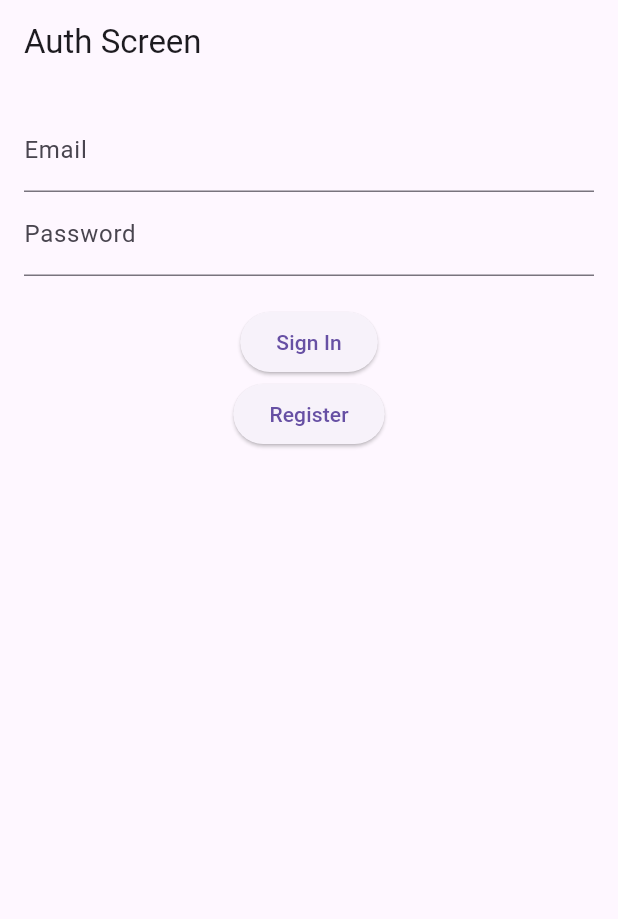
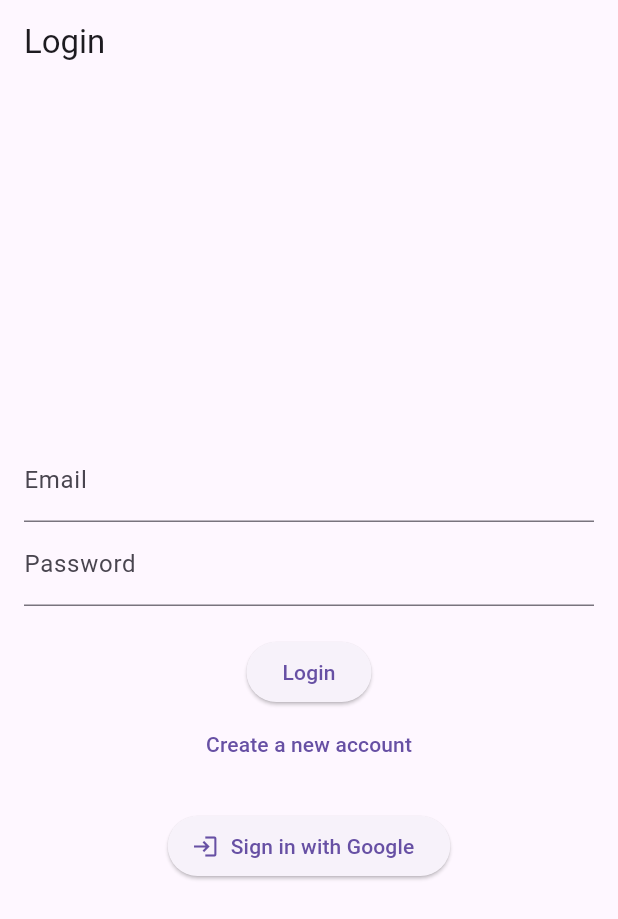
Before and after one commit to chimaras/moneycurrent, a Flutter app: the screen it shows after launch, on a phone screen of 412 x 824 dp. Shown: the top 919 px of the screen. Run offline on Flutter 3.47's test engine with Material 3 defaults, Android fonts, the phone set to English and light mode, and no system bars; our stand-ins replace firebase_auth, firebase_core, fluttertoast, google_sign_in; accounts and stored records are empty.

Commit message:
Mejora de diseño y funcionalidad de auth_screen con inicio de sesión y registro mediante Google y correo

```diff
--- a/lib/screens/auth_screen.dart
+++ b/lib/screens/auth_screen.dart
@@ -1,5 +1,6 @@
 import 'package:flutter/material.dart';
 import 'package:firebase_auth/firebase_auth.dart';
+import 'package:google_sign_in/google_sign_in.dart';
 
 class AuthScreen extends StatefulWidget {
   @override
@@ -8,52 +9,63 @@ class AuthScreen extends StatefulWidget {
 
 class _AuthScreenState extends State<AuthScreen> {
   final FirebaseAuth _auth = FirebaseAuth.instance;
+  final GoogleSignIn _googleSignIn = GoogleSignIn();
   final TextEditingController _emailController = TextEditingController();
   final TextEditingController _passwordController = TextEditingController();
+  bool _isLogin = true;
 
-  void _signIn() async {
+  void _submit() async {
     try {
-      UserCredential userCredential = await _auth.signInWithEmailAndPassword(
+      if (_isLogin) {
+        await _auth.signInWithEmailAndPassword(
           email: _emailController.text,
           password: _passwordController.text,
         );
-      print('Signed in: ${userCredential.user?.email}');
         Navigator.of(context).pushReplacement(MaterialPageRoute(builder: (context) => HomePage()));
+      } else {
+        await _auth.createUserWithEmailAndPassword(
+          email: _emailController.text,
+          password: _passwordController.text,
+        );
+        Navigator.of(context).pushReplacement(MaterialPageRoute(builder: (context) => HomePage()));
+      }
     } catch (e) {
-      print('Error: $e');
-      _showErrorToast('Failed to sign in: $e');
+      ScaffoldMessenger.of(context).showSnackBar(SnackBar(content: Text('Error: $e')));
     }
   }
 
-  void _register() async {
+  Future<void> _signInWithGoogle() async {
     try {
-      UserCredential userCredential = await _auth.createUserWithEmailAndPassword(
-        email: _emailController.text,
-        password: _passwordController.text,
+      final GoogleSignInAccount? googleUser = await _googleSignIn.signIn();
+      final GoogleSignInAuthentication googleAuth = await googleUser!.authentication;
+      final AuthCredential credential = GoogleAuthProvider.credential(
+        accessToken: googleAuth.accessToken,
+        idToken: googleAuth.idToken,
       );
-      print('Registered: ${userCredential.user?.email}');
+      await _auth.signInWithCredential(credential);
       Navigator.of(context).pushReplacement(MaterialPageRoute(builder: (context) => HomePage()));
     } catch (e) {
-      print('Error: $e');
-      _showErrorToast('Failed to register: $e');
+      ScaffoldMessenger.of(context).showSnackBar(SnackBar(content: Text('Error: $e')));
     }
   }
 
-  void _showErrorToast(String message) {
-    ScaffoldMessenger.of(context).showSnackBar(
-      SnackBar(content: Text(message)),
-    );
+  void _switchAuthMode() {
+    setState(() {
+      _isLogin = !_isLogin;
+    });
   }
 
   @override
   Widget build(BuildContext context) {
     return Scaffold(
       appBar: AppBar(
-        title: Text('Auth Screen'),
+        title: Text(_isLogin ? 'Login' : 'Register'),
       ),
-      body: Padding(
+      body: Center(
+        child: Padding(
           padding: const EdgeInsets.all(16.0),
           child: Column(
+            mainAxisSize: MainAxisSize.min,
             children: [
               TextField(
                 controller: _emailController,
@@ -66,14 +78,21 @@ class _AuthScreenState extends State<AuthScreen> {
               ),
               SizedBox(height: 20),
               ElevatedButton(
-              onPressed: _signIn,
-              child: Text('Sign In'),
+                onPressed: _submit,
+                child: Text(_isLogin ? 'Login' : 'Register'),
               ),
-            ElevatedButton(
-              onPressed: _register,
-              child: Text('Register'),
+              TextButton(
+                onPressed: _switchAuthMode,
+                child: Text(_isLogin ? 'Create a new account' : 'I already have an account'),
+              ),
+              SizedBox(height: 20),
+              ElevatedButton.icon(
+                onPressed: _signInWithGoogle,
+                icon: Icon(Icons.login),
+                label: Text('Sign in with Google'),
               ),
             ],
+          ),
         ),
       ),
     );
```
Lines whose indentation alone changed are shown as unchanged.
